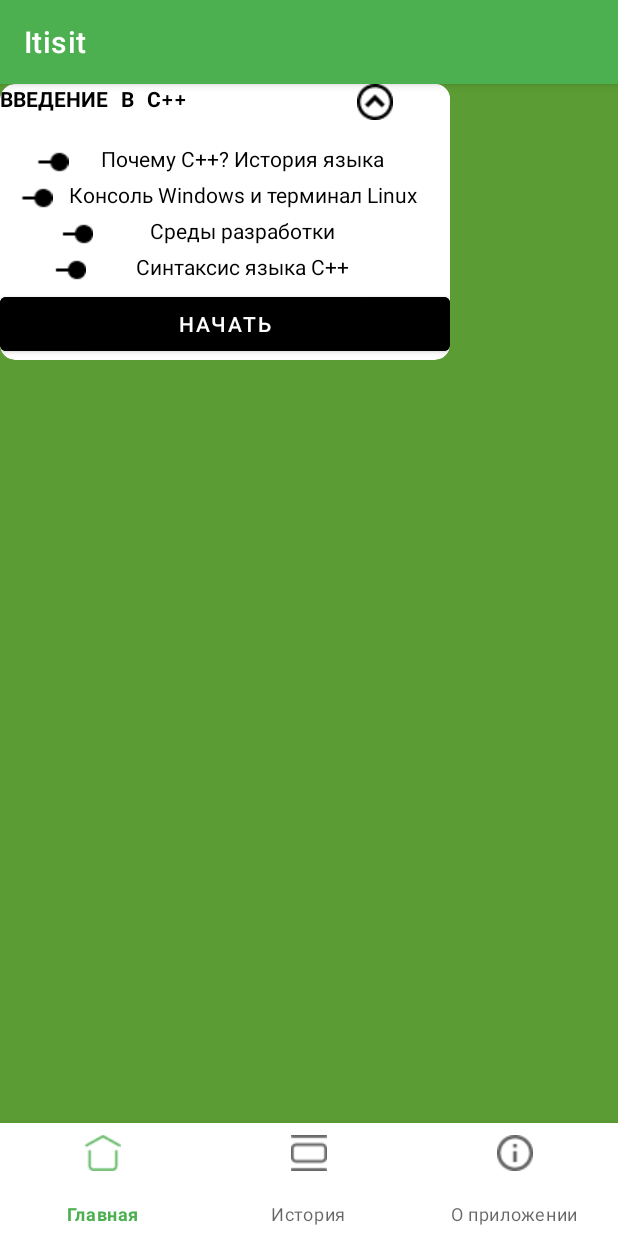
After one commit to soni1541/Itisit-Android, an Android app: the fragment ContentCourseFragment placed in its activity, on a phone screen of 412 x 824 dp. The commit adds this screen. Run offline under Robolectric (Android 15) with nearby library versions, the phone set to English and light mode, and no system bars.

Commit message:
Начат фрагмент содержания курса

```diff
--- /dev/null
+++ b/app/src/main/java/com/example/itisit/ContentCourseFragment.java
@@ -0,0 +1,64 @@
+package com.example.itisit;
+
+import android.os.Bundle;
+
+import androidx.fragment.app.Fragment;
+
+import android.view.LayoutInflater;
+import android.view.View;
+import android.view.ViewGroup;
+
+/**
+ * A simple {@link Fragment} subclass.
+ * Use the {@link ContentCourseFragment#newInstance} factory method to
+ * create an instance of this fragment.
+ */
+public class ContentCourseFragment extends Fragment {
+
+    // TODO: Rename parameter arguments, choose names that match
+    // the fragment initialization parameters, e.g. ARG_ITEM_NUMBER
+    private static final String ARG_PARAM1 = "param1";
+    private static final String ARG_PARAM2 = "param2";
+
+    // TODO: Rename and change types of parameters
+    private String mParam1;
+    private String mParam2;
+
+    public ContentCourseFragment() {
+        // Required empty public constructor
+    }
+
+    /**
+     * Use this factory method to create a new instance of
+     * this fragment using the provided parameters.
+     *
+     * @param param1 Parameter 1.
+     * @param param2 Parameter 2.
+     * @return A new instance of fragment ContentCourseFragment.
+     */
+    // TODO: Rename and change types and number of parameters
+    public static ContentCourseFragment newInstance(String param1, String param2) {
+        ContentCourseFragment fragment = new ContentCourseFragment();
+        Bundle args = new Bundle();
+        args.putString(ARG_PARAM1, param1);
+        args.putString(ARG_PARAM2, param2);
+        fragment.setArguments(args);
+        return fragment;
+    }
+
+    @Override
+    public void onCreate(Bundle savedInstanceState) {
+        super.onCreate(savedInstanceState);
+        if (getArguments() != null) {
+            mParam1 = getArguments().getString(ARG_PARAM1);
+            mParam2 = getArguments().getString(ARG_PARAM2);
+        }
+    }
+
+    @Override
+    public View onCreateView(LayoutInflater inflater, ViewGroup container,
+                             Bundle savedInstanceState) {
+        // Inflate the layout for this fragment
+        return inflater.inflate(R.layout.fragment_content_course, container, false);
+    }
+}
--- a/app/src/main/java/com/example/itisit/MainActivity.java
+++ b/app/src/main/java/com/example/itisit/MainActivity.java
@@ -5,6 +5,8 @@ import androidx.appcompat.app.AppCompatActivity;
 
 import android.os.Bundle;
 import android.view.MenuItem;
+import android.view.View;
+import android.widget.LinearLayout;
 
 import com.google.android.material.bottomnavigation.BottomNavigationView;
 import com.google.android.material.navigation.NavigationBarView;
@@ -16,6 +18,9 @@ public class MainActivity extends AppCompatActivity {
     private HomeFragment homeFragment = new HomeFragment();
     private CourseFragment courseFragment = new CourseFragment();
     private AboutFragment aboutFragment = new AboutFragment();
+
+
+    private ContentCourseFragment contentCourseFragment = new ContentCourseFragment();
 
     @Override
     protected void onCreate(Bundle savedInstanceState) {
@@ -56,4 +61,21 @@ public class MainActivity extends AppCompatActivity {
         });
         bottomNavigationView.setSelectedItemId(R.id.home_btn);
     }
+
+    public void click_start_content_course(View view) {
+        getSupportFragmentManager()
+                .beginTransaction()
+                .replace(R.id.fragment1, contentCourseFragment)
+                .commit();
+    }
+
+    public void click_hide_content(View view) {
+        LinearLayout content_course = findViewById(R.id.linear_layout_content_course1);
+        if(content_course.getVisibility() == View.VISIBLE) {
+            content_course.setVisibility(View.GONE);
+        }
+        else {
+            content_course.setVisibility(View.VISIBLE);
+        }
+    }
 }
--- /dev/null
+++ b/app/src/main/res/layout/fragment_content_course.xml
@@ -0,0 +1,156 @@
+<?xml version="1.0" encoding="utf-8"?>
+<androidx.constraintlayout.widget.ConstraintLayout xmlns:android="http://schemas.android.com/apk/res/android"
+    xmlns:app="http://schemas.android.com/apk/res-auto"
+    xmlns:tools="http://schemas.android.com/tools"
+    android:layout_width="match_parent"
+    android:layout_height="match_parent"
+    android:background="#5B9C34"
+    tools:context=".ContentCourseFragment" >
+
+    <androidx.cardview.widget.CardView
+        android:layout_width="300dp"
+        android:layout_height="wrap_content"
+        android:background="#FFFFFF"
+        app:cardCornerRadius="10dp"
+        tools:layout_editor_absoluteX="1dp"
+        tools:layout_editor_absoluteY="96dp">
+
+        <LinearLayout
+            android:layout_width="match_parent"
+            android:layout_height="match_parent"
+            android:orientation="vertical">
+
+            <LinearLayout
+                android:layout_width="match_parent"
+                android:layout_height="match_parent"
+                android:minHeight="40dp"
+                android:orientation="horizontal"
+                android:textAlignment="textStart">
+
+                <TextView
+                    android:id="@+id/textView6"
+                    android:layout_width="wrap_content"
+                    android:layout_height="wrap_content"
+                    android:layout_weight="1"
+                    android:fontFamily="@font/source_code_pro_bold"
+                    android:text="ВВЕДЕНИЕ В С++"
+                    android:textAlignment="textStart"
+                    android:textColor="#000000" />
+
+                <ImageButton
+                    android:id="@+id/imageButton"
+                    android:layout_width="wrap_content"
+                    android:layout_height="wrap_content"
+                    android:layout_weight="1"
+                    android:background="#FFFFFF"
+                    android:onClick="click_hide_content"
+                    android:src="@drawable/circle_up" />
+
+            </LinearLayout>
+
+            <LinearLayout
+                android:id="@+id/linear_layout_content_course1"
+                android:layout_width="match_parent"
+                android:layout_height="match_parent"
+                android:orientation="vertical">
+
+
+                <LinearLayout
+                    android:layout_width="match_parent"
+                    android:layout_height="match_parent"
+                    android:orientation="horizontal"
+                    android:textAlignment="viewStart">
+
+                    <ImageView
+                        android:id="@+id/imageView2"
+                        android:layout_width="wrap_content"
+                        android:layout_height="wrap_content"
+                        android:layout_weight="1"
+                        android:src="@drawable/line_circle" />
+
+                    <TextView
+                        android:id="@+id/textView9"
+                        android:layout_width="wrap_content"
+                        android:layout_height="wrap_content"
+                        android:layout_weight="1"
+                        android:text="Почему С++? История языка"
+                        android:textColor="#000000" />
+                </LinearLayout>
+
+                <LinearLayout
+                    android:layout_width="match_parent"
+                    android:layout_height="match_parent"
+                    android:orientation="horizontal"
+                    android:textAlignment="textStart">
+
+                    <ImageView
+                        android:id="@+id/imageView3"
+                        android:layout_width="wrap_content"
+                        android:layout_height="wrap_content"
+                        android:layout_weight="1"
+                        android:src="@drawable/line_circle" />
+
+                    <TextView
+                        android:id="@+id/textView10"
+                        android:layout_width="wrap_content"
+                        android:layout_height="wrap_content"
+                        android:layout_weight="1"
+                        android:text="Консоль Windows и терминал Linux"
+                        android:textColor="#000000" />
+                </LinearLayout>
+
+                <LinearLayout
+                    android:layout_width="match_parent"
+                    android:layout_height="match_parent"
+                    android:orientation="horizontal">
+
+                    <ImageView
+                        android:id="@+id/imageView4"
+                        android:layout_width="wrap_content"
+                        android:layout_height="wrap_content"
+                        android:layout_weight="1"
+                        android:src="@drawable/line_circle" />
+
+                    <TextView
+                        android:id="@+id/textView11"
+                        android:layout_width="wrap_content"
+                        android:layout_height="wrap_content"
+                        android:layout_weight="1"
+                        android:text="Среды разработки"
+                        android:textColor="#000000" />
+                </LinearLayout>
+
+                <LinearLayout
+                    android:layout_width="match_parent"
+                    android:layout_height="match_parent"
+                    android:orientation="horizontal">
+
+                    <ImageView
+                        android:id="@+id/imageView5"
+                        android:layout_width="wrap_content"
+                        android:layout_height="wrap_content"
+                        android:layout_weight="1"
+                        android:src="@drawable/line_circle" />
+
+                    <TextView
+                        android:id="@+id/textView12"
+                        android:layout_width="wrap_content"
+                        android:layout_height="wrap_content"
+                        android:layout_weight="1"
+                        android:text="Синтаксис языка С++"
+                        android:textColor="#000000" />
+
+                </LinearLayout>
+
+                <Button
+                    android:id="@+id/button2"
+                    android:layout_width="match_parent"
+                    android:layout_height="wrap_content"
+                    android:backgroundTint="#000000"
+                    android:text="Начать" />
+
+            </LinearLayout>
+
+        </LinearLayout>
+    </androidx.cardview.widget.CardView>
+</androidx.constraintlayout.widget.ConstraintLayout>
--- a/app/src/main/res/layout/fragment_home.xml
+++ b/app/src/main/res/layout/fragment_home.xml
@@ -56,6 +56,7 @@
                 android:backgroundTint="#000000"
                 android:fontFamily="@font/source_code_pro_bold"
                 android:minHeight="55dp"
+                android:onClick="click_start_content_course"
                 android:text="ИЗУЧИТЬ"
                 android:textSize="20sp" />
         </LinearLayout>
--- a/app/src/main/res/menu/buttom_menu.xml
+++ b/app/src/main/res/menu/buttom_menu.xml
@@ -8,7 +8,7 @@
 
     <item
         android:id="@+id/current_course_btn"
-        android:title="Текущий курс"
+        android:title="История"
         android:icon="@drawable/course"
         />
     <item
--- a/app/src/main/res/values-night/themes.xml
+++ b/app/src/main/res/values-night/themes.xml
@@ -2,8 +2,8 @@
     <!-- Base application theme. -->
     <style name="Theme.Itisit" parent="Theme.MaterialComponents.DayNight.DarkActionBar">
         <!-- Primary brand color. -->
-        <item name="colorPrimary">@color/purple_200</item>
-        <item name="colorPrimaryVariant">@color/purple_700</item>
+        <item name="colorPrimary">#5B9C34</item>
+        <item name="colorPrimaryVariant">#5B9C34</item>
         <item name="colorOnPrimary">@color/black</item>
         <!-- Secondary brand color. -->
         <item name="colorSecondary">@color/teal_200</item>
--- a/app/src/main/res/values/themes.xml
+++ b/app/src/main/res/values/themes.xml
@@ -2,8 +2,8 @@
     <!-- Base application theme. -->
     <style name="Theme.Itisit" parent="Theme.MaterialComponents.DayNight.DarkActionBar">
         <!-- Primary brand color. -->
-        <item name="colorPrimary">@color/purple_500</item>
-        <item name="colorPrimaryVariant">@color/purple_700</item>
+        <item name="colorPrimary">#4CAF50</item>
+        <item name="colorPrimaryVariant">#5B9C34</item>
         <item name="colorOnPrimary">@color/white</item>
         <!-- Secondary brand color. -->
         <item name="colorSecondary">@color/teal_200</item>
```
Also changed, not shown: app/src/main/res/drawable/circle_up.png (added), app/src/main/res/drawable/line_circle.png (added).
